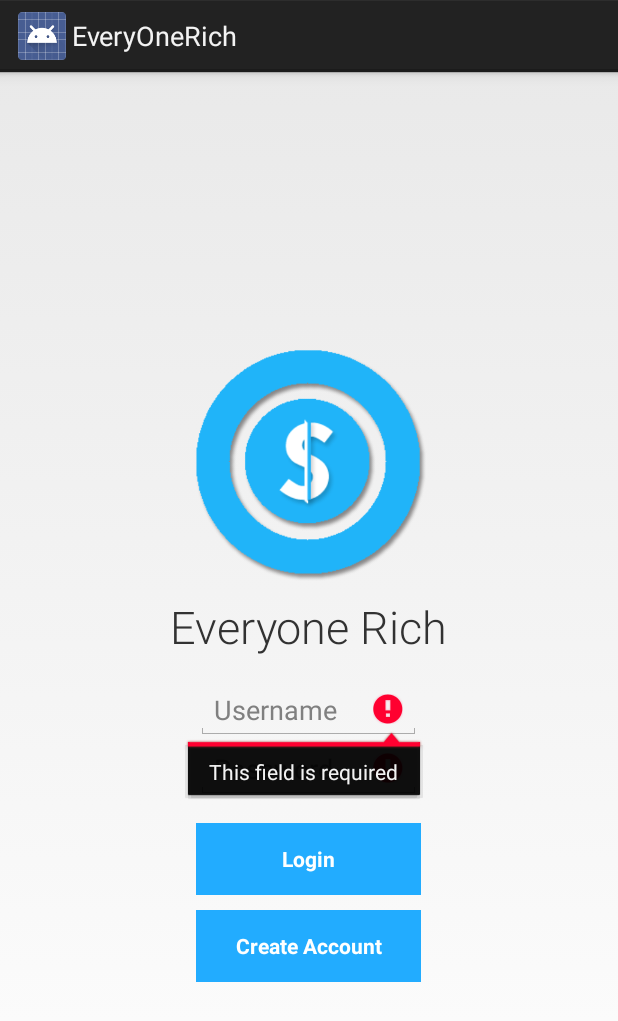
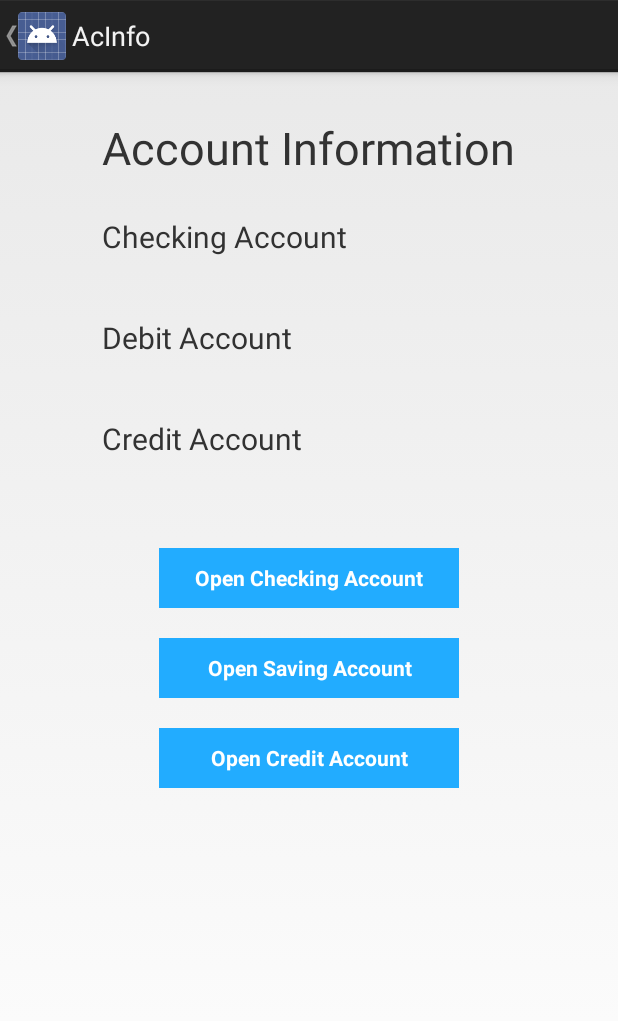
Before and after one commit to Rmomoko/BANKCSE110, an Android app: the screen it shows after launch (LoginActivity before the commit, AccountInfo after it), after a tap on "Login", on a phone screen of 412 x 824 dp. Shown: the top 1021 px of the screen. Run offline under Robolectric (Android 15) with nearby library versions, the phone set to English and light mode, and no system bars.

Commit message:
Yen commit: Add Account Info page(not complete yet). Click "log in" will navigate to the info page now. TODO: Check username/password to login.

```diff
--- a/app/src/main/AndroidManifest.xml
+++ b/app/src/main/AndroidManifest.xml
@@ -25,6 +25,15 @@
                 android:name="android.support.PARENT_ACTIVITY"
                 android:value="rmomoko.cse110bank.LoginActivity" />
         </activity>
+        <activity
+            android:name=".AccountInfo"
+            android:label="AcInfo"
+            android:parentActivityName=".LoginActivity"
+            android:theme="@style/AppTheme" >
+            <meta-data
+                android:name="android.support.PARENT_ACTIVITY"
+                android:value="rmomoko.cse110bank.LoginActivity" />
+        </activity>
     </application>
 
     <!-- To auto-complete the email text field in the login form with the user's emails -->
--- /dev/null
+++ b/app/src/main/java/rmomoko/cse110bank/AccountInfo.java
@@ -0,0 +1,41 @@
+package rmomoko.cse110bank;
+
+import android.content.Intent;
+import android.animation.Animator;
+import android.animation.AnimatorListenerAdapter;
+import android.annotation.TargetApi;
+import android.app.Activity;
+import android.os.AsyncTask;
+import android.os.Build;
+import android.os.Bundle;
+import android.text.TextUtils;
+import android.view.KeyEvent;
+import android.view.View;
+import android.view.View.OnClickListener;
+import android.view.inputmethod.EditorInfo;
+import android.widget.Button;
+import android.widget.EditText;
+import android.widget.TextView;
+/**
+ * Created by yenhsialin on 10/25/2014.
+ */
+public class AccountInfo extends Activity{
+    private String _ac_num, _balance, _activity;
+    //private View mAccountInfoView;
+
+    public void onCreate(Bundle savedInstanceState){
+
+        super.onCreate(savedInstanceState);
+        setContentView(R.layout.account_info);
+
+        // TODO: Button funtion not add yet
+        Button openCheckingButton = (Button) findViewById(R.id.open_checking_button);
+        Button openSavingButton = (Button) findViewById(R.id.open_saving_button);
+        Button openCreditButton = (Button) findViewById(R.id.open_credit_button);
+        //openCheckingButton.setOnClickListener();
+
+        //mAccountInfoView = findViewById(R.id.ac_info);
+
+    }
+
+}
--- a/app/src/main/java/rmomoko/cse110bank/LoginActivity.java
+++ b/app/src/main/java/rmomoko/cse110bank/LoginActivity.java
@@ -63,9 +63,12 @@ public class LoginActivity extends Activity{
         mUsernameSignInButton.setOnClickListener(new OnClickListener() {
             @Override
             public void onClick(View view) {
-                attemptLogin();
+                // TODO: Check if login information is correct
+                pageChangetoAcInfo(view);
+               // attemptLogin();
             }
         });
+
         Button registerButton = (Button) findViewById(R.id.create_account_button);
         registerButton.setOnClickListener(new OnClickListener() {
             @Override
@@ -74,17 +77,27 @@ public class LoginActivity extends Activity{
             }
         });
 
-
         mLoginFormView = findViewById(R.id.login_form);
         mProgressView  = findViewById(R.id.login_progress);
+    }
+
+    /*
+                Author : Yen
+                account_info page if login successfully
+        */
+    public void pageChangetoAcInfo( View view){
+        Intent getAccountInfoScreen = new Intent(this, AccountInfo.class);
+        final int result = 1;
+        startActivityForResult(getAccountInfoScreen, result);
+        finish();
     }
 
     public void pageChange(View view) {
 
         // We have to state that are intention is to open another Activity. We do so
         // by passing a Context and the Activity that we want to open
+        //Intent getRegisterScreen = new Intent(this, RegisterActivity.class);
         Intent getRegisterScreen = new Intent(this, RegisterActivity.class);
-
         // We ask for the Activity to start and don't expect a result to be sent back
         // startActivity(getNameScreenIntent);
 
--- /dev/null
+++ b/app/src/main/res/layout/account_info.xml
@@ -0,0 +1,102 @@
+<?xml version="1.0" encoding="utf-8"?>
+
+<RelativeLayout xmlns:android="http://schemas.android.com/apk/res/android"
+    android:layout_width="match_parent" android:layout_height="match_parent">
+
+    <ScrollView
+        android:layout_width="wrap_content"
+        android:layout_height="wrap_content"
+        android:id="@+id/ac_info"
+        android:fillViewport="false"
+        android:layout_alignParentBottom="true"
+        android:layout_alignParentEnd="true"
+        android:layout_alignParentStart="true" />
+
+    <TextView
+        android:layout_width="wrap_content"
+        android:layout_height="wrap_content"
+        android:text="Account Information"
+        android:id="@+id/acInfoTitleView"
+        android:textSize="30dp"
+        android:layout_alignParentTop="true"
+        android:layout_centerHorizontal="true"
+        android:focusableInTouchMode="false"
+        android:focusable="false"
+        android:layout_marginTop="30dp"
+        android:footerDividersEnabled="true"
+        android:divider="@color/teal" />
+
+    <TextView
+        android:layout_width="wrap_content"
+        android:layout_height="wrap_content"
+        android:text="Checking Account "
+        android:id="@+id/checkingView"
+        android:textSize="20dp"
+        android:layout_marginTop="25dp"
+        android:layout_below="@+id/acInfoTitleView"
+        android:layout_alignStart="@+id/acInfoTitleView"
+        android:clickable="true" />
+
+    <TextView
+        android:layout_width="wrap_content"
+        android:layout_height="wrap_content"
+        android:text="Debit Account"
+        android:id="@+id/DebitView"
+        android:layout_marginTop="40dp"
+        android:textSize="20dp"
+        android:layout_below="@+id/checkingView"
+        android:layout_alignStart="@+id/checkingView" />
+
+    <TextView
+        android:layout_width="wrap_content"
+        android:layout_height="wrap_content"
+        android:text="Credit Account"
+        android:id="@+id/CreditView"
+        android:textSize="20dp"
+        android:layout_below="@+id/DebitView"
+        android:layout_alignStart="@+id/DebitView"
+        android:layout_marginTop="40dp" />
+
+    <Button
+        android:layout_width="200dp"
+        android:layout_height="40dp"
+        android:text="Open Checking Account"
+        android:textColor="#FFFFFF"
+        android:id="@+id/open_checking_button"
+        android:layout_gravity="center"
+        android:background="@color/teal"
+        style="?android:textAppearanceSmall"
+        android:textStyle="bold"
+        android:layout_marginTop="59dp"
+        android:layout_below="@+id/CreditView"
+        android:layout_centerHorizontal="true" />
+
+    <Button
+        android:layout_width="200dp"
+        android:layout_height="40dp"
+        android:text="Open Saving Account"
+        android:textColor="#FFFFFF"
+        android:id="@+id/open_saving_button"
+        android:layout_below="@+id/open_checking_button"
+        android:layout_gravity="center"
+        android:background="@color/teal"
+        style="?android:textAppearanceSmall"
+        android:textStyle="bold"
+        android:layout_centerHorizontal="true"
+        android:layout_marginTop="20dp" />
+
+    <Button
+        android:layout_width="200dp"
+        android:layout_height="40dp"
+        android:text="Open Credit Account"
+        android:textColor="#FFFFFF"
+        android:id="@+id/open_credit_button"
+        android:layout_below="@+id/open_saving_button"
+        android:layout_gravity="center"
+        android:background="@color/teal"
+        style="?android:textAppearanceSmall"
+        android:textStyle="bold"
+        android:layout_centerHorizontal="true"
+        android:layout_marginTop="20dp" />
+
+</RelativeLayout>
--- a/app/src/main/res/layout/activity_login.xml
+++ b/app/src/main/res/layout/activity_login.xml
@@ -46,7 +46,8 @@
                     android:layout_marginBottom="16dp"
                     android:textSize="30dp"
                     android:fontFamily="sans-serif-light"
-                    android:layout_gravity="center"/>
+                    android:layout_gravity="center"
+                    android:id="@+id/everyoneRich" />
 
                 <EditText
                     android:id="@+id/username"
@@ -57,7 +58,7 @@
                     android:inputType="text"
                     android:maxLines="1"
                     android:singleLine="true"
-                    android:textIsSelectable="false" />
+                    android:textIsSelectable="true" />
 
                 <EditText
                     android:id="@+id/password"
@@ -81,7 +82,7 @@
                     android:textColor="#FFFFFF"
                     android:background="@color/teal"
                     android:layout_gravity="center"
-                    android:layout_marginTop="16dp"
+                    android:layout_marginTop="20dp"
                     android:text="Login"
                     android:textStyle="bold" />
 
```
Also changed, not shown: 4 other files.
